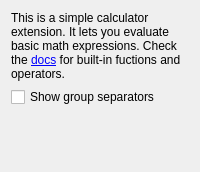
hamonikr/hamonikr-albert, file plugins/calculator/src/configwidget.ui: the form before one commit.
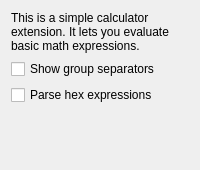
The form after the commit.

```diff
--- a/plugins/calculator/src/configwidget.ui
+++ b/plugins/calculator/src/configwidget.ui
@@ -6,7 +6,7 @@
    <item>
     <widget class="QLabel" name="label">
      <property name="text">
-      <string>&lt;html&gt;&lt;head/&gt;&lt;body&gt;&lt;p&gt;This is a simple calculator extension. It lets you evaluate basic math expressions. Check the &lt;a href=&quot;https://albertlauncher.github.io/docs/extensions/calculator/&quot;&gt;&lt;span style=&quot; text-decoration: underline; color:#0000ff;&quot;&gt;docs&lt;/span&gt;&lt;/a&gt; for built-in fuctions and operators.&lt;/p&gt;&lt;/body&gt;&lt;/html&gt;</string>
+      <string>&lt;html&gt;&lt;head/&gt;&lt;body&gt;&lt;p&gt;This is a simple calculator extension. It lets you evaluate basic math expressions.&lt;/p&gt;&lt;/body&gt;&lt;/html&gt;</string>
      </property>
      <property name="wordWrap">
       <bool>true</bool>
@@ -23,6 +23,13 @@
      </property>
     </widget>
    </item>
+   <item>
+    <widget class="QCheckBox" name="checkBox_hexparsing">
+     <property name="text">
+      <string>Parse hex expressions</string>
+     </property>
+    </widget>
+   </item>
    <item>
     <spacer name="verticalSpacer">
      <property name="orientation">
```
